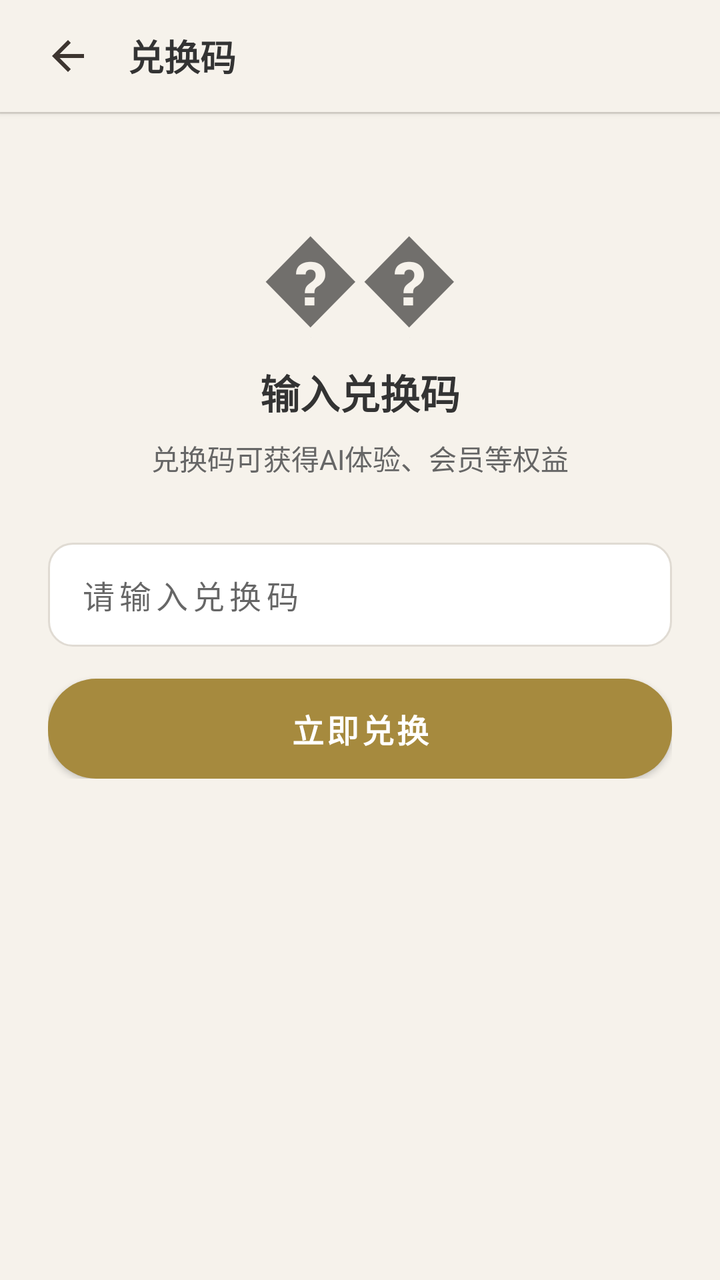
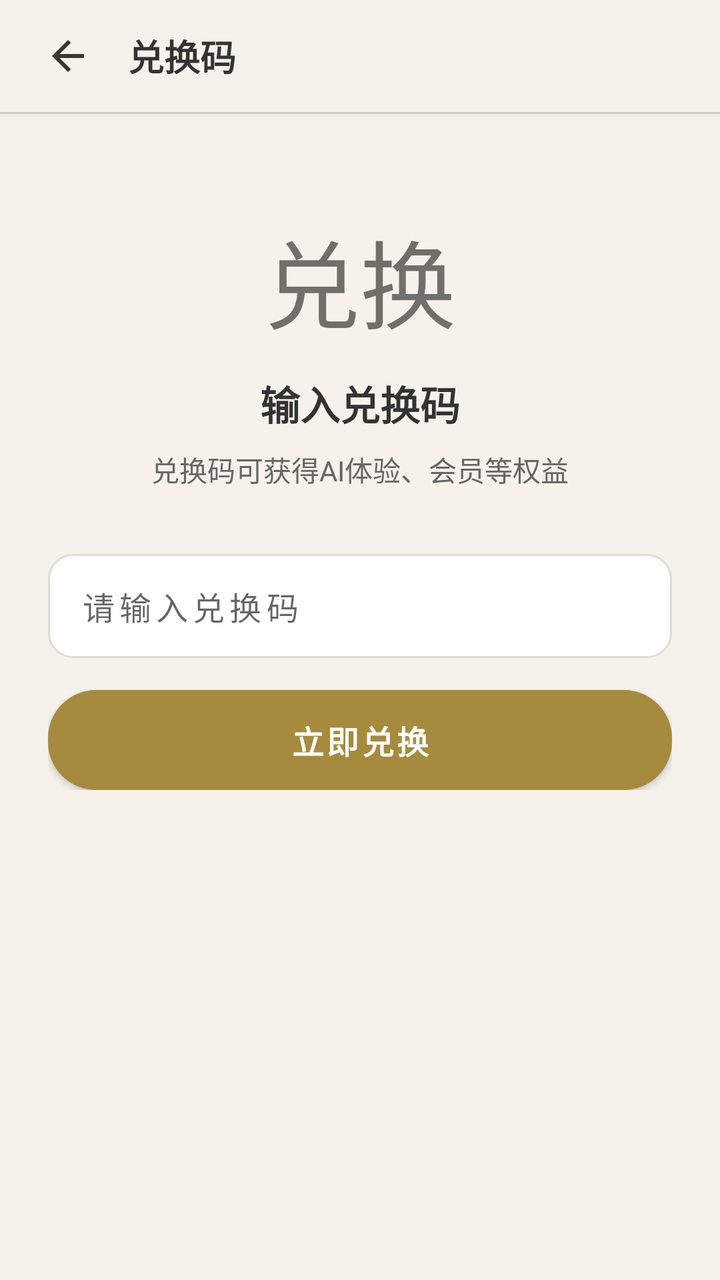

Screens rendered from an Android XML layout before and after an edit, with the pre-edit source and the edit as a unified diff.
<!-- AndroidManifest.xml: application theme Theme.YizhaiYiju -->
<!-- res/layout/activity_redeem.xml -->
<?xml version="1.0" encoding="utf-8"?>
<LinearLayout xmlns:android="http://schemas.android.com/apk/res/android"
    android:orientation="vertical"
    android:background="@color/bg_page"
    android:layout_width="match_parent"
    android:layout_height="match_parent">
    <LinearLayout
        android:gravity="center_vertical"
        android:background="@color/bg_toolbar"
        android:paddingLeft="16dp"
        android:paddingRight="16dp"
        android:layout_width="match_parent"
        android:layout_height="56dp"
        android:elevation="2dp"
        android:paddingHorizontal="16dp">
        <ImageButton
            android:id="@+id/btn_back"
            android:background="?attr/selectableItemBackgroundBorderless"
            android:layout_width="36dp"
            android:layout_height="36dp"
            android:src="@drawable/ic_back"
            android:contentDescription="返回"/>
        <TextView
            android:textSize="18sp"
            android:textStyle="bold"
            android:textColor="@color/text_primary"
            android:layout_width="0dp"
            android:layout_height="wrap_content"
            android:text="兑换码"
            android:layout_weight="1"
            android:layout_marginStart="12dp"/>
    </LinearLayout>
    <View
        android:background="@color/border_soft"
        android:layout_width="match_parent"
        android:layout_height="1dp"/>
    <ScrollView
        android:padding="24dp"
        android:layout_width="match_parent"
        android:layout_height="0dp"
        android:layout_weight="1">
        <LinearLayout
            android:gravity="center_horizontal"
            android:orientation="vertical"
            android:layout_width="match_parent"
            android:layout_height="wrap_content">
            <TextView
                android:textSize="48sp"
                android:layout_width="wrap_content"
                android:layout_height="wrap_content"
                android:layout_marginTop="24dp"
                android:text="��"/>
            <TextView
                android:textSize="20sp"
                android:textStyle="bold"
                android:textColor="@color/text_primary"
                android:layout_width="wrap_content"
                android:layout_height="wrap_content"
                android:layout_marginTop="12dp"
                android:text="输入兑换码"/>
            <TextView
                android:textSize="14sp"
                android:textColor="@color/text_secondary"
                android:layout_width="wrap_content"
                android:layout_height="wrap_content"
                android:layout_marginTop="8dp"
                android:text="兑换码可获得AI体验、会员等权益"/>
            <EditText
                android:textSize="16sp"
                android:id="@+id/et_code"
                android:background="@drawable/bg_card"
                android:paddingLeft="16dp"
                android:paddingRight="16dp"
                android:layout_width="match_parent"
                android:layout_height="52dp"
                android:layout_marginTop="32dp"
                android:hint="请输入兑换码"
                android:maxLines="1"
                android:singleLine="true"
                android:inputType="textCapCharacters"
                android:letterSpacing="0.15"
                android:paddingHorizontal="16dp"/>
            <Button
                android:textSize="16sp"
                android:textStyle="bold"
                android:textColor="#ffffff"
                android:id="@+id/btn_redeem"
                android:background="@drawable/bg_gold_button"
                android:layout_width="match_parent"
                android:layout_height="50dp"
                android:layout_marginTop="16dp"
                android:text="立即兑换"/>
            <TextView
                android:textSize="14sp"
                android:textColor="@color/text_secondary"
                android:gravity="center"
                android:id="@+id/tv_result"
                android:visibility="gone"
                android:layout_width="match_parent"
                android:layout_height="wrap_content"
                android:layout_marginTop="24dp"/>
        </LinearLayout>
    </ScrollView>
</LinearLayout>
<!-- resources referenced by this layout -->
<resources>
  <color name="bg_page">#f6f2eb</color>
  <color name="bg_toolbar">#f6f2eb</color>
  <color name="border_soft">#e0dbd3</color>
  <color name="text_primary">#333333</color>
  <color name="text_secondary">#666666</color>
  <!-- drawable bg_card (drawable) -->
  <?xml version="1.0" encoding="utf-8"?>
  <shape xmlns:android="http://schemas.android.com/apk/res/android">
      <solid android:color="@color/bg_card"/>
      <corners android:radius="12dp"/>
      <stroke
          android:width="1dp"
          android:color="@color/border_soft"/>
  </shape>
  <!-- drawable bg_gold_button (drawable) -->
  <?xml version="1.0" encoding="utf-8"?>
  <shape xmlns:android="http://schemas.android.com/apk/res/android">
      <gradient
          android:startColor="#a68a3e"
          android:endColor="#8a7232"
          android:angle="135"/>
      <corners android:radius="24dp"/>
  </shape>
  <!-- drawable ic_back (drawable) -->
  <?xml version="1.0" encoding="utf-8"?>
  <vector xmlns:android="http://schemas.android.com/apk/res/android"
      android:height="24dp"
      android:width="24dp"
      android:viewportWidth="24"
      android:viewportHeight="24">
      <path
          android:fillColor="#3d3530"
          android:pathData="M20,11H7.83L13.42,5.41L12,4L4,12L12,20L13.41,18.59L7.83,13H20V11Z"/>
  </vector>
  <style name="Theme.YizhaiYiju" parent="Theme.MaterialComponents.Light.NoActionBar">
          <item name="colorPrimary">@color/primary</item>
          <item name="colorPrimaryDark">@color/primary</item>
          <item name="colorAccent">@color/accent</item>
          <item name="android:windowBackground">@color/bg_page</item>
          <item name="android:statusBarColor">@color/bg_page</item>
      </style>
  <color name="bg_card">#ffffff</color>
  <color name="primary">#a68a3e</color>
  <color name="accent">#b5452a</color>
</resources>

<!-- the commit's change to res/layout/activity_redeem.xml (unified diff, before → after) -->
@@ -49,7 +49,7 @@
                 android:layout_width="wrap_content"
                 android:layout_height="wrap_content"
                 android:layout_marginTop="24dp"
-                android:text="��"/>
+                android:text="兑换"/>
             <TextView
                 android:textSize="20sp"
                 android:textStyle="bold"
